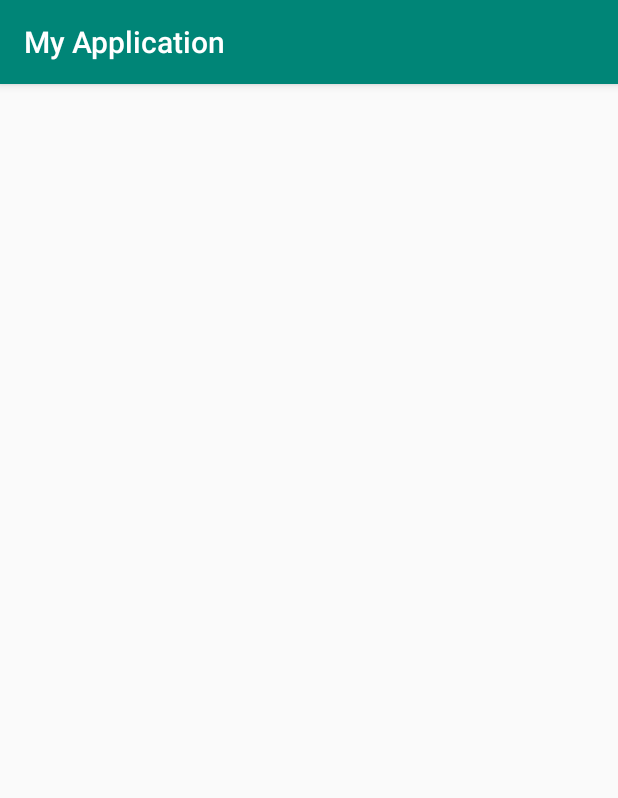
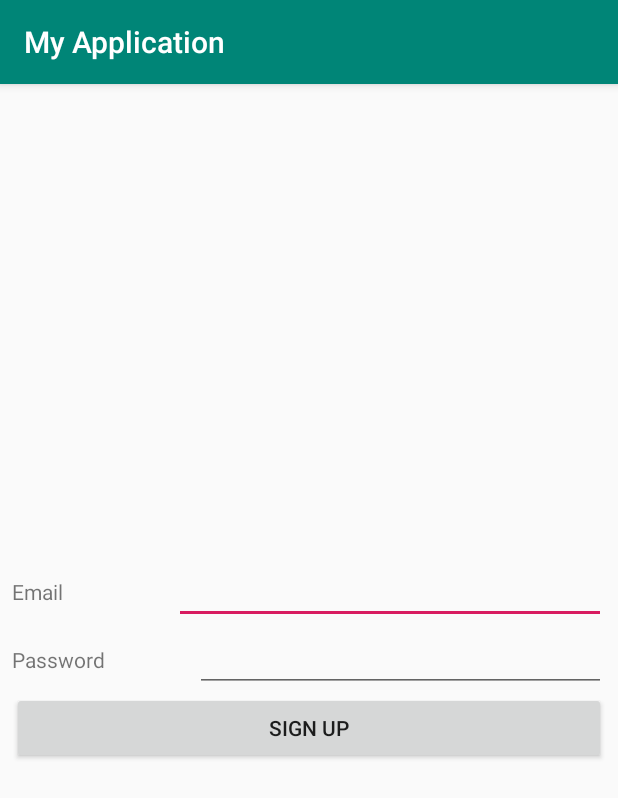
Before and after one commit to chaenkim42/mp, an Android app: the SignUpActivity screen opened directly, with no data from a screen before it, on a phone screen of 412 x 824 dp. Shown: the top 798 px of the screen. Run offline under Robolectric (Android 15) with nearby library versions, the phone set to English and light mode, and no system bars; our stand-ins replace Firebase (no records; nobody signed in at launch, a user with empty details on screens opened directly).

Commit message:
setting firebase auth

```diff
--- a/app/src/main/java/com/example/myapplication/AskAccountActivity.java
+++ b/app/src/main/java/com/example/myapplication/AskAccountActivity.java
@@ -21,7 +21,8 @@ public class AskAccountActivity extends AppCompatActivity {
         btn_signup.setOnClickListener(new Button.OnClickListener(){
             @Override
             public void onClick(View view) {
-
+                Intent intent = new Intent(AskAccountActivity.this, SignUpActivity.class);
+                startActivity(intent);
             }
         });
         /*   login button   */
--- a/app/src/main/java/com/example/myapplication/SignUpActivity.java
+++ b/app/src/main/java/com/example/myapplication/SignUpActivity.java
@@ -1,14 +1,92 @@
 package com.example.myapplication;
 
 import android.os.Bundle;
+import android.util.Log;
+import android.view.View;
+import android.widget.Button;
+import android.widget.EditText;
+import android.widget.Toast;
 
+import androidx.annotation.NonNull;
 import androidx.annotation.Nullable;
 import androidx.appcompat.app.AppCompatActivity;
 
+import com.google.android.gms.tasks.OnCompleteListener;
+import com.google.android.gms.tasks.Task;
+import com.google.firebase.auth.AuthResult;
+import com.google.firebase.auth.FirebaseAuth;
+import com.google.firebase.auth.FirebaseUser;
+
 public class SignUpActivity extends AppCompatActivity {
+    private FirebaseAuth mAuth;
+    private String TAG = "SignUpActivity";
+    EditText email_edit;
+    EditText password_edit;
+    Button btn_signup;
+
     @Override
     protected void onCreate(@Nullable Bundle savedInstanceState) {
         super.onCreate(savedInstanceState);
         setContentView(R.layout.activity_signup);
+
+        email_edit = findViewById(R.id.email);
+        password_edit = findViewById(R.id.password);
+        btn_signup = findViewById(R.id.btn_signup);
+        String email = email_edit.getText().toString();
+        String password = password_edit.getText().toString();
+
+
+        mAuth = FirebaseAuth.getInstance();
+
+        btn_signup.setOnClickListener(new Button.OnClickListener(){
+            @Override
+            public void onClick(View view) {
+
+            }
+        });
+
+        mAuth.createUserWithEmailAndPassword(email, password)
+                .addOnCompleteListener(this, new OnCompleteListener<AuthResult>() {
+                    @Override
+                    public void onComplete(@NonNull Task<AuthResult> task) {
+                        if (task.isSuccessful()) {
+                            // Sign in success, update UI with the signed-in user's information
+                            Log.d(TAG, "createUserWithEmail:success");
+                            FirebaseUser user = mAuth.getCurrentUser();
+                            updateUI(user);
+                        } else {
+                            // If sign in fails, display a message to the user.
+                            Log.w(TAG, "createUserWithEmail:failure", task.getException());
+                            Toast.makeText(SignUpActivity.this, "Authentication failed.",
+                                    Toast.LENGTH_SHORT).show();
+                            updateUI(null);
+                        }
+
+                        // ...
+                    }
+                });
     }
+
+    @Override
+
+    public void onStart() {
+        super.onStart();
+        // Check if user is signed in (non-null) and update UI accordingly.
+        FirebaseUser currentUser = mAuth.getCurrentUser();
+        updateUI(currentUser);
+
+    }
+
+    private void updateUI(FirebaseUser user) {
+
+        if (user != null) {
+
+
+        } else {
+
+
+        }
+
+    }
+
 }
--- a/app/src/main/res/layout/activity_signup.xml
+++ b/app/src/main/res/layout/activity_signup.xml
@@ -1,5 +1,68 @@
 <?xml version="1.0" encoding="utf-8"?>
-<androidx.constraintlayout.widget.ConstraintLayout android:layout_height="match_parent" android:layout_width="match_parent"
+<androidx.constraintlayout.widget.ConstraintLayout xmlns:app="http://schemas.android.com/apk/res-auto"
+    android:layout_height="match_parent" android:layout_width="match_parent"
     xmlns:android="http://schemas.android.com/apk/res/android">
 
+    <LinearLayout
+        android:layout_width="match_parent"
+        android:layout_height="wrap_content"
+        android:layout_marginStart="8dp"
+        android:layout_marginTop="8dp"
+        android:layout_marginEnd="8dp"
+        android:layout_marginBottom="8dp"
+        android:orientation="vertical"
+        app:layout_constraintBottom_toBottomOf="parent"
+        app:layout_constraintEnd_toEndOf="parent"
+        app:layout_constraintStart_toStartOf="parent"
+        app:layout_constraintTop_toTopOf="parent">
+
+        <LinearLayout
+            android:layout_width="match_parent"
+            android:layout_height="match_parent"
+            android:orientation="horizontal">
+
+            <TextView
+                android:id="@+id/textView"
+                android:layout_width="wrap_content"
+                android:layout_height="wrap_content"
+                android:layout_weight="1"
+                android:text="Email" />
+
+            <EditText
+                android:id="@+id/email"
+                android:layout_width="wrap_content"
+                android:layout_height="wrap_content"
+                android:layout_weight="1"
+                android:ems="10"
+                android:inputType="textEmailAddress" />
+        </LinearLayout>
+
+        <LinearLayout
+            android:layout_width="match_parent"
+            android:layout_height="match_parent"
+            android:orientation="horizontal">
+
+            <TextView
+                android:id="@+id/textView2"
+                android:layout_width="wrap_content"
+                android:layout_height="wrap_content"
+                android:layout_weight="1"
+                android:text="Password" />
+
+            <EditText
+                android:id="@+id/password"
+                android:layout_width="wrap_content"
+                android:layout_height="wrap_content"
+                android:layout_weight="1"
+                android:ems="10"
+                android:inputType="textPassword" />
+        </LinearLayout>
+
+        <Button
+            android:id="@+id/btn_signup"
+            android:layout_width="match_parent"
+            android:layout_height="wrap_content"
+            android:text="Sign Up" />
+
+    </LinearLayout>
 </androidx.constraintlayout.widget.ConstraintLayout>
```
